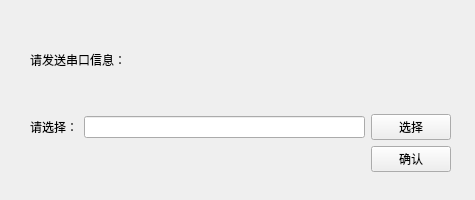
First picture: the form in simulator/myframe.ui, repository lidingke/fiberGeometry, before the edit.
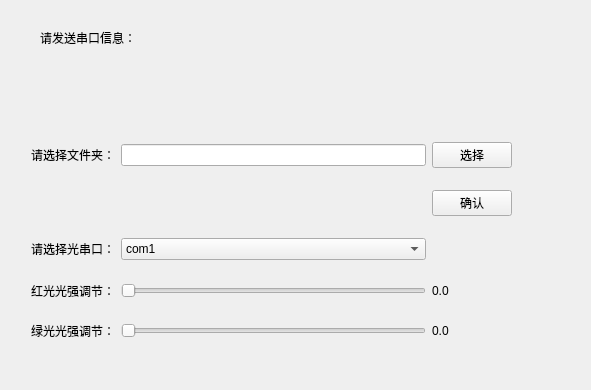
Second picture: the form after the edit.

Patch:
```diff
--- a/simulator/myframe.ui
+++ b/simulator/myframe.ui
@@ -6,57 +6,192 @@
    <rect>
     <x>0</x>
     <y>0</y>
-    <width>475</width>
-    <height>200</height>
+    <width>591</width>
+    <height>390</height>
    </rect>
   </property>
   <property name="windowTitle">
    <string>Form</string>
   </property>
+  <widget class="QLabel" name="textline">
+   <property name="geometry">
+    <rect>
+     <x>40</x>
+     <y>30</y>
+     <width>96</width>
+     <height>16</height>
+    </rect>
+   </property>
+   <property name="text">
+    <string>请发送串口信息：</string>
+   </property>
+  </widget>
   <widget class="QWidget" name="">
    <property name="geometry">
     <rect>
-     <x>30</x>
-     <y>11</y>
-     <width>421</width>
-     <height>161</height>
+     <x>31</x>
+     <y>126</y>
+     <width>481</width>
+     <height>231</height>
     </rect>
    </property>
-   <layout class="QVBoxLayout" name="verticalLayout">
-    <item>
-     <widget class="QLabel" name="textline">
+   <layout class="QGridLayout" name="gridLayout">
+    <item row="0" column="0">
+     <widget class="QLabel" name="label">
       <property name="text">
-       <string>请发送串口信息：</string>
+       <string>请选择文件夹：</string>
       </property>
      </widget>
     </item>
-    <item>
-     <layout class="QGridLayout" name="gridLayout">
-      <item row="0" column="0">
-       <widget class="QLabel" name="label">
-        <property name="text">
-         <string>请选择：</string>
-        </property>
-       </widget>
+    <item row="0" column="1">
+     <widget class="QLineEdit" name="inputLine"/>
+    </item>
+    <item row="0" column="2">
+     <widget class="QPushButton" name="loadButton">
+      <property name="text">
+       <string>选择</string>
+      </property>
+     </widget>
+    </item>
+    <item row="1" column="2">
+     <widget class="QPushButton" name="okButton">
+      <property name="text">
+       <string>确认</string>
+      </property>
+     </widget>
+    </item>
+    <item row="2" column="0">
+     <widget class="QLabel" name="choose_light">
+      <property name="text">
+       <string>请选择光串口：</string>
+      </property>
+     </widget>
+    </item>
+    <item row="2" column="1">
+     <widget class="QComboBox" name="port">
+      <item>
+       <property name="text">
+        <string>com1</string>
+       </property>
       </item>
-      <item row="0" column="1">
-       <widget class="QLineEdit" name="inputLine"/>
+      <item>
+       <property name="text">
+        <string>com2</string>
+       </property>
       </item>
-      <item row="0" column="2">
-       <widget class="QPushButton" name="loadButton">
-        <property name="text">
-         <string>选择</string>
-        </property>
-       </widget>
+      <item>
+       <property name="text">
+        <string>com3</string>
+       </property>
       </item>
-      <item row="1" column="2">
-       <widget class="QPushButton" name="okButton">
-        <property name="text">
-         <string>确认</string>
-        </property>
-       </widget>
+      <item>
+       <property name="text">
+        <string>com4</string>
+       </property>
       </item>
-     </layout>
+      <item>
+       <property name="text">
+        <string>com5</string>
+       </property>
+      </item>
+      <item>
+       <property name="text">
+        <string>com6</string>
+       </property>
+      </item>
+      <item>
+       <property name="text">
+        <string>com7</string>
+       </property>
+      </item>
+      <item>
+       <property name="text">
+        <string>com8</string>
+       </property>
+      </item>
+      <item>
+       <property name="text">
+        <string>com9</string>
+       </property>
+      </item>
+      <item>
+       <property name="text">
+        <string>com10</string>
+       </property>
+      </item>
+      <item>
+       <property name="text">
+        <string>com11</string>
+       </property>
+      </item>
+      <item>
+       <property name="text">
+        <string>com12</string>
+       </property>
+      </item>
+      <item>
+       <property name="text">
+        <string>com13</string>
+       </property>
+      </item>
+      <item>
+       <property name="text">
+        <string>com14</string>
+       </property>
+      </item>
+      <item>
+       <property name="text">
+        <string>com15</string>
+       </property>
+      </item>
+      <item>
+       <property name="text">
+        <string>com16</string>
+       </property>
+      </item>
+     </widget>
+    </item>
+    <item row="3" column="0">
+     <widget class="QLabel" name="change_red">
+      <property name="text">
+       <string>红光光强调节：</string>
+      </property>
+     </widget>
+    </item>
+    <item row="3" column="1">
+     <widget class="QSlider" name="red_Slider">
+      <property name="orientation">
+       <enum>Qt::Horizontal</enum>
+      </property>
+     </widget>
+    </item>
+    <item row="3" column="2">
+     <widget class="QLabel" name="red_light">
+      <property name="text">
+       <string>0.0</string>
+      </property>
+     </widget>
+    </item>
+    <item row="4" column="0">
+     <widget class="QLabel" name="change_green">
+      <property name="text">
+       <string>绿光光强调节：</string>
+      </property>
+     </widget>
+    </item>
+    <item row="4" column="1">
+     <widget class="QSlider" name="green_Slider">
+      <property name="orientation">
+       <enum>Qt::Horizontal</enum>
+      </property>
+     </widget>
+    </item>
+    <item row="4" column="2">
+     <widget class="QLabel" name="green_light">
+      <property name="text">
+       <string>0.0</string>
+      </property>
+     </widget>
     </item>
    </layout>
   </widget>
```
